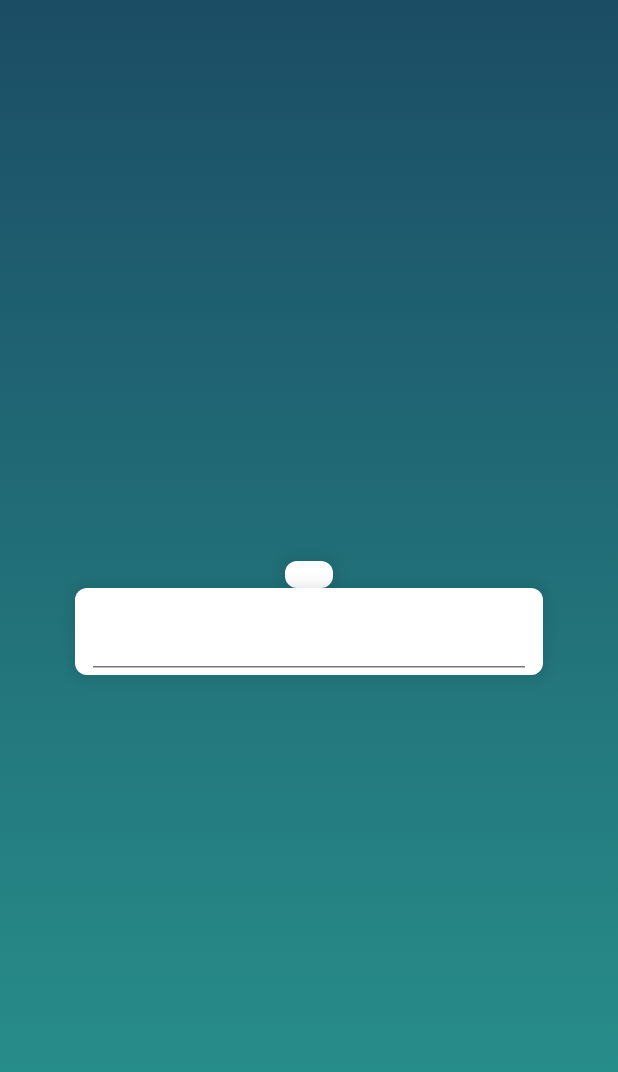
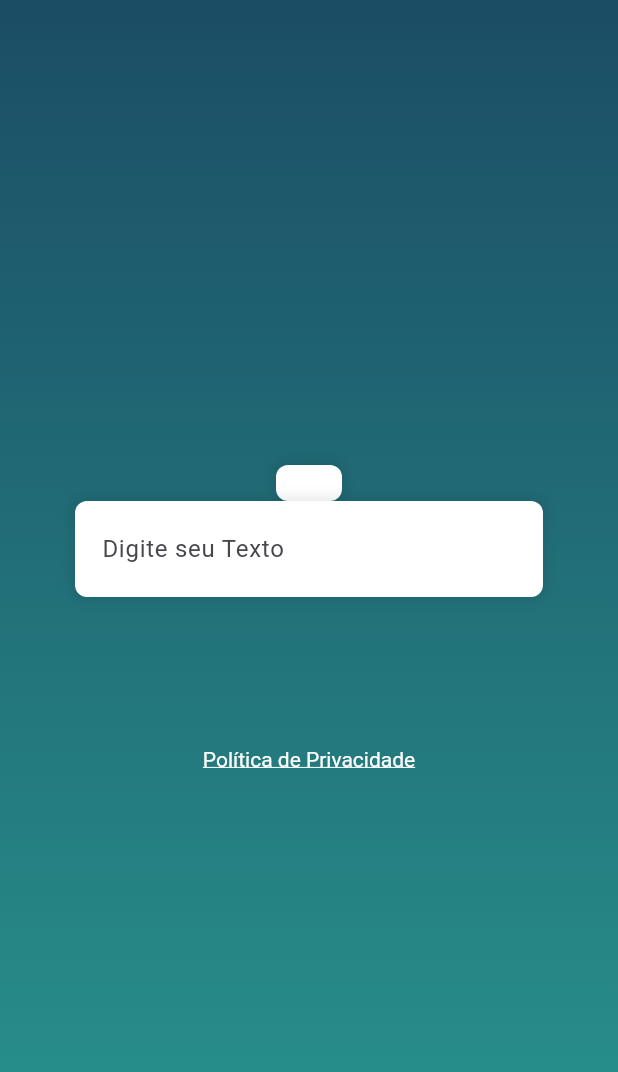
Before and after one commit to Galessoester/Teste-Desenvolvedor-Flutter, a Flutter app: the InfoPage screen opened directly, on a phone screen of 412 x 824 dp. Shown: the top 1072 px of the screen. Run offline on Flutter 3.47's test engine with Material 3 defaults, Android fonts, the phone set to English and light mode, and no system bars.

Commit message:
politica de privacidade

```diff
--- a/lib/main.dart
+++ b/lib/main.dart
@@ -1,4 +1,5 @@
 import 'package:flutter/material.dart';
+import 'package:teste_desenvolvedor_flutter/pages/info_page.dart';
 import 'package:teste_desenvolvedor_flutter/pages/login_page.dart';
 
 void main() {
--- /dev/null
+++ b/lib/models/politica_de_privacidade.dart
@@ -0,0 +1,33 @@
+import 'package:flutter/material.dart';
+import 'package:url_launcher/url_launcher.dart';
+import 'package:flutter/gestures.dart';
+
+class PoliticaPrivacidade extends StatelessWidget {
+  const PoliticaPrivacidade({super.key});
+
+  @override
+  Widget build(BuildContext context) {
+    return RichText(
+      text: TextSpan(
+        text: 'Política de Privacidade',
+        style: const TextStyle(
+          color: Colors.white,
+          decoration: TextDecoration.underline,
+        ),
+        recognizer: TapGestureRecognizer()
+          ..onTap = () {
+            _launchURL('https://www.google.com.br');
+          },
+      ),
+    );
+  }
+
+  void _launchURL(String url) async {
+    Uri uri = Uri.parse(url);
+    if (await canLaunchUrl(uri)) {
+      await launchUrl(uri);
+    } else {
+      throw 'Could not launch $url';
+    }
+  }
+}
--- a/lib/utils/white_card.dart
+++ b/lib/models/white_card.dart
@@ -9,7 +9,7 @@ class WhiteCard extends StatelessWidget {
   @override
   Widget build(BuildContext context) {
     return Container(
-      padding: const EdgeInsets.symmetric(horizontal: 12, vertical: 5),
+      padding: const EdgeInsets.symmetric(horizontal: 18, vertical: 8),
       decoration: BoxDecoration(
         borderRadius: BorderRadius.circular(8),
         color: Colors.white,
--- a/lib/pages/info_page.dart
+++ b/lib/pages/info_page.dart
@@ -1,5 +1,6 @@
 import 'package:flutter/material.dart';
-import 'package:teste_desenvolvedor_flutter/utils/white_card.dart';
+import 'package:teste_desenvolvedor_flutter/models/politica_de_privacidade.dart';
+import 'package:teste_desenvolvedor_flutter/models/white_card.dart';
 
 class InfoPage extends StatefulWidget {
   const InfoPage({super.key});
@@ -9,7 +10,6 @@ class InfoPage extends StatefulWidget {
 }
 
 class _InfoPageState extends State<InfoPage> {
-
   @override
   Widget build(BuildContext context) {
     return Scaffold(
@@ -34,7 +34,9 @@ class _InfoPageState extends State<InfoPage> {
               child: Column(
                 children: [
                   WhiteCard(child: _buildCard()),
-                  WhiteCard(child: _buildTexto())
+                  WhiteCard(child: _buildTexto()),
+                  const SizedBox(height: 100),
+                  const PoliticaPrivacidade(),
                 ],
               ),
             ),
@@ -51,6 +53,11 @@ class _InfoPageState extends State<InfoPage> {
   }
 
   TextFormField _buildTexto() {
-    return TextFormField();
+    return TextFormField(
+      decoration: const InputDecoration(
+        hintText: 'Digite seu Texto',
+        border: InputBorder.none,
+      ),
+    );
   }
 }
```
Also changed, not shown: lib/models/texto_escrito.dart (added, +27 -0 lines), lib/pages/login_page.dart (+3 -29 lines).
